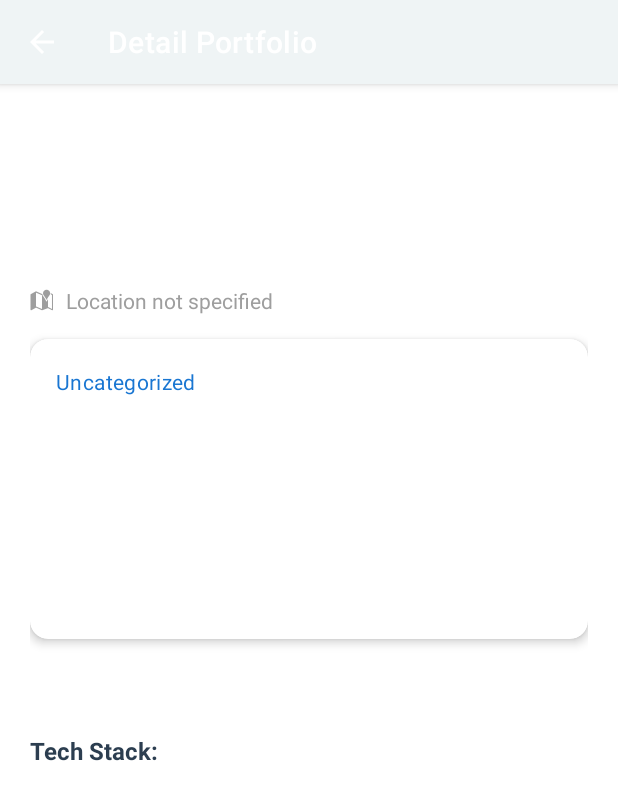
After one commit to AdityaZulkarnaen/UAS-PPPB-Kahasolusi, an Android app: the PortfolioDetailActivity screen opened directly, with no data from a screen before it, on a phone screen of 412 x 824 dp. The commit adds this screen. Shown: the top 800 px of the screen. Run offline under Robolectric (Android 15) with nearby library versions, the phone set to English and light mode, and no system bars; our stand-ins replace Firebase (no records; nobody signed in at launch, a user with empty details on screens opened directly).

Commit message:
feat: portfolio detail

```diff
--- a/app/src/main/AndroidManifest.xml
+++ b/app/src/main/AndroidManifest.xml
@@ -47,6 +47,11 @@
             android:name=".TechnologyAdminActivity"
             android:exported="false"
             android:label="Technology Admin" />
+
+        <activity
+            android:name=".PortfolioDetailActivity"
+            android:exported="false"
+            android:label="Detail Portfolio" />
     </application>
 
 </manifest>
--- /dev/null
+++ b/app/src/main/java/com/example/kahasolusi_kotlin/PortfolioDetailActivity.kt
@@ -0,0 +1,178 @@
+package com.example.kahasolusi_kotlin
+
+import android.net.Uri
+import android.os.Bundle
+import android.util.Log
+import android.view.LayoutInflater
+import android.widget.ImageView
+import android.widget.TextView
+import android.widget.Toast
+import androidx.appcompat.app.AppCompatActivity
+import androidx.lifecycle.lifecycleScope
+import com.example.kahasolusi_kotlin.data.model.Technology
+import com.example.kahasolusi_kotlin.databinding.ActivityPortfolioDetailBinding
+import com.example.kahasolusi_kotlin.firebase.FirebaseTechnologyRepository
+import kotlinx.coroutines.launch
+
+class PortfolioDetailActivity : AppCompatActivity() {
+
+    private lateinit var binding: ActivityPortfolioDetailBinding
+    private val technologyRepo = FirebaseTechnologyRepository()
+
+    override fun onCreate(savedInstanceState: Bundle?) {
+        super.onCreate(savedInstanceState)
+        binding = ActivityPortfolioDetailBinding.inflate(layoutInflater)
+        setContentView(binding.root)
+
+        // Setup ActionBar
+        supportActionBar?.setDisplayHomeAsUpEnabled(true)
+        supportActionBar?.title = "Detail Portfolio"
+
+        // Get portfolio data from intent
+        loadPortfolioData()
+    }
+
+    override fun onSupportNavigateUp(): Boolean {
+        finish()
+        return true
+    }
+
+    private fun loadPortfolioData() {
+        val portfolioId = intent.getStringExtra("portfolio_id") ?: ""
+        val portfolioJudul = intent.getStringExtra("portfolio_judul") ?: ""
+        val portfolioKategori = intent.getStringExtra("portfolio_kategori") ?: ""
+        val portfolioLokasi = intent.getStringExtra("portfolio_lokasi") ?: ""
+        val portfolioDeskripsi = intent.getStringExtra("portfolio_deskripsi") ?: ""
+        val portfolioGambar = intent.getStringExtra("portfolio_gambar") ?: ""
+        val portfolioTechStack = intent.getStringArrayListExtra("portfolio_techstack") ?: arrayListOf()
+
+        Log.d("PortfolioDetail", "=== Portfolio Detail Debug ===")
+        Log.d("PortfolioDetail", "Portfolio: $portfolioJudul")
+        Log.d("PortfolioDetail", "Tech Stack Raw: $portfolioTechStack")
+        Log.d("PortfolioDetail", "Tech Stack Size: ${portfolioTechStack.size}")
+        portfolioTechStack.forEachIndexed { index, id ->
+            Log.d("PortfolioDetail", "  [$index] = '$id' (length: ${id.length}, trimmed: '${id.trim()}')")
+        }
+
+        // Set data to views
+        binding.apply {
+            tvTitle.text = portfolioJudul
+            tvLocation.text = portfolioLokasi.ifEmpty { "Location not specified" }
+            chipCategory.text = portfolioKategori.ifEmpty { "Uncategorized" }
+            tvDescription.text = portfolioDeskripsi
+
+            // Load image
+            if (portfolioGambar.isNotEmpty()) {
+                try {
+                    val uri = Uri.parse(portfolioGambar)
+                    ivPortfolioPreview.setImageURI(uri)
+                } catch (e: Exception) {
+                    e.printStackTrace()
+                }
+            }
+        }
+
+        // Load tech stack details
+        loadTechStackDetails(portfolioTechStack)
+    }
+
+    private fun loadTechStackDetails(techStackIds: List<String>) {
+        Log.d("PortfolioDetail", "Tech Stack IDs: $techStackIds")
+
+        if (techStackIds.isEmpty()) {
+            Log.d("PortfolioDetail", "Tech stack list is empty")
+            Toast.makeText(this, "No tech stack available", Toast.LENGTH_SHORT).show()
+            return
+        }
+
+        lifecycleScope.launch {
+            var loadedCount = 0
+            techStackIds.forEach { techId ->
+                Log.d("PortfolioDetail", "Loading tech ID: $techId")
+
+                // Try to get by ID first
+                val result = technologyRepo.getTechnologyById(techId)
+                result.onSuccess { technology ->
+                    if (technology != null) {
+                        Log.d("PortfolioDetail", "Loaded tech by ID: ${technology.nama}")
+                        addTechStackBadge(technology.nama, technology.iconUri)
+                        loadedCount++
+                    } else {
+                        // Fallback: try to find by name (for old data)
+                        Log.d("PortfolioDetail", "ID not found, searching by name: $techId")
+                        findTechnologyByName(techId)?.let { tech ->
+                            Log.d("PortfolioDetail", "Found tech by name: ${tech.nama}")
+                            addTechStackBadge(tech.nama, tech.iconUri)
+                            loadedCount++
+                        } ?: run {
+                            Log.w("PortfolioDetail", "Technology not found by ID or name: $techId")
+                        }
+                    }
+                }.onFailure { e ->
+                    Log.e("PortfolioDetail", "Error loading tech $techId: ${e.message}", e)
+                    // Fallback: try to find by name
+                    findTechnologyByName(techId)?.let { tech ->
+                        Log.d("PortfolioDetail", "Found tech by name (after error): ${tech.nama}")
+                        addTechStackBadge(tech.nama, tech.iconUri)
+                        loadedCount++
+                    }
+                }
+            }
+
+            if (loadedCount == 0) {
+                Toast.makeText(this@PortfolioDetailActivity,
+                    "Failed to load tech stack details",
+                    Toast.LENGTH_SHORT).show()
+            }
+        }
+    }
+
+    private suspend fun findTechnologyByName(name: String): Technology? {
+        return try {
+            val result = technologyRepo.getAllTechnologies()
+            var foundTech: Technology? = null
+            result.onSuccess { technologies ->
+                foundTech = technologies.find {
+                    it.nama.equals(name, ignoreCase = true)
+                }
+            }
+            foundTech
+        } catch (e: Exception) {
+            Log.e("PortfolioDetail", "Error finding by name: ${e.message}", e)
+            null
+        }
+    }
+
+    private fun addTechStackBadge(techName: String, iconUri: String) {
+        Log.d("PortfolioDetail", "Adding badge: $techName with icon: $iconUri")
+
+        runOnUiThread {
+            try {
+                val badgeView = LayoutInflater.from(this)
+                    .inflate(R.layout.item_tech_stack_badge, binding.gridTechStack, false)
+
+                val techIcon = badgeView.findViewById<ImageView>(R.id.iv_tech_icon)
+                val techNameView = badgeView.findViewById<TextView>(R.id.tv_tech_name)
+
+                techNameView.text = techName
+
+                // Load icon
+                if (iconUri.isNotEmpty()) {
+                    try {
+                        techIcon.setImageURI(Uri.parse(iconUri))
+                    } catch (e: Exception) {
+                        Log.w("PortfolioDetail", "Failed to load icon: ${e.message}")
+                        techIcon.setImageResource(android.R.drawable.ic_menu_gallery)
+                    }
+                } else {
+                    techIcon.setImageResource(android.R.drawable.ic_menu_gallery)
+                }
+
+                binding.gridTechStack.addView(badgeView)
+                Log.d("PortfolioDetail", "Badge added successfully")
+            } catch (e: Exception) {
+                Log.e("PortfolioDetail", "Error adding badge: ${e.message}", e)
+            }
+        }
+    }
+}
--- /dev/null
+++ b/app/src/main/res/layout/activity_portfolio_detail.xml
@@ -0,0 +1,134 @@
+<?xml version="1.0" encoding="utf-8"?>
+<LinearLayout xmlns:android="http://schemas.android.com/apk/res/android"
+    xmlns:app="http://schemas.android.com/apk/res-auto"
+    xmlns:tools="http://schemas.android.com/tools"
+    android:layout_width="match_parent"
+    android:layout_height="match_parent"
+    android:orientation="vertical"
+    android:background="@color/white">
+
+    <androidx.core.widget.NestedScrollView
+        android:layout_width="match_parent"
+        android:layout_height="match_parent">
+
+        <LinearLayout
+            android:layout_width="match_parent"
+            android:layout_height="wrap_content"
+            android:orientation="vertical"
+            android:padding="20dp"
+            android:layout_marginTop="70dp"
+            >
+
+            <!-- Title -->
+            <TextView
+                android:id="@+id/tv_title"
+                android:layout_width="match_parent"
+                android:layout_height="wrap_content"
+                android:layout_marginBottom="12dp"
+                android:text="Aplikasi Jogja Center"
+                android:textColor="@color/text_color"
+                android:textSize="24sp"
+                android:textStyle="bold"
+                android:textAlignment="center"
+                tools:text="Aplikasi Jogja Center" />
+
+            <!-- Location -->
+            <LinearLayout
+                android:layout_width="wrap_content"
+                android:layout_height="wrap_content"
+                android:layout_marginBottom="16dp"
+                android:gravity="center_vertical"
+                android:orientation="horizontal">
+
+                <ImageView
+                    android:layout_width="16dp"
+                    android:layout_height="16dp"
+                    android:contentDescription="Location icon"
+                    android:src="@android:drawable/ic_dialog_map"
+                    app:tint="@color/hint_color" />
+
+                <TextView
+                    android:id="@+id/tv_location"
+                    android:layout_width="wrap_content"
+                    android:layout_height="wrap_content"
+                    android:layout_marginStart="8dp"
+                    android:text="DI Yogyakarta, Indonesia"
+                    android:textColor="@color/hint_color"
+                    android:textSize="14sp"
+                    tools:text="DI Yogyakarta, Indonesia" />
+
+            </LinearLayout>
+
+            <!-- Category Badge -->
+
+            <!-- Portfolio Preview Image Card -->
+
+            <androidx.cardview.widget.CardView
+                android:layout_width="match_parent"
+                android:layout_height="200dp"
+                android:layout_marginBottom="20dp"
+                app:cardCornerRadius="12dp"
+                app:cardElevation="4dp">
+
+                <ImageView
+                    android:id="@+id/iv_portfolio_preview"
+                    android:layout_width="match_parent"
+                    android:layout_height="match_parent"
+                    android:contentDescription="Portfolio preview"
+                    android:scaleType="centerCrop"
+                    tools:src="@drawable/ic_launcher_background" />
+
+                <com.google.android.material.chip.Chip
+                    android:id="@+id/chip_category"
+                    android:layout_width="wrap_content"
+                    android:layout_height="wrap_content"
+                    android:layout_marginLeft="5dp"
+                    android:layout_marginTop="5dp"
+                    android:layout_marginBottom="20dp"
+                    android:text="Pemerintahan"
+                    android:textColor="@color/primary_blue"
+                    app:chipBackgroundColor="@color/white"
+                    tools:text="Pemerintahan" />
+
+            </androidx.cardview.widget.CardView>
+
+            <!-- Description -->
+            <TextView
+                android:id="@+id/tv_description"
+                android:layout_width="match_parent"
+                android:layout_height="wrap_content"
+                android:layout_marginBottom="24dp"
+                android:lineSpacingMultiplier="1.5"
+                android:text="Lorem ipsum dolor sit amet..."
+                android:textColor="@color/text_color"
+                android:textSize="14sp"
+                tools:text="Lorem ipsum dolor sit amet, consectetur adipiscing elit. Sed do eiusmod tempor incididunt ut labore et dolore magna aliqua." />
+
+            <!-- Tech Stack Section -->
+            <TextView
+                android:layout_width="wrap_content"
+                android:layout_height="wrap_content"
+                android:layout_marginBottom="16dp"
+                android:text="Tech Stack:"
+                android:textColor="@color/text_color"
+                android:textSize="16sp"
+                android:textStyle="bold" />
+
+            <!-- Tech Stack Grid -->
+            <GridLayout
+                android:id="@+id/grid_tech_stack"
+                android:layout_width="match_parent"
+                android:layout_height="wrap_content"
+                android:layout_marginBottom="32dp"
+                android:alignmentMode="alignMargins"
+                android:columnCount="3">
+
+                <!-- Tech items will be added programmatically -->
+
+            </GridLayout>
+
+        </LinearLayout>
+
+    </androidx.core.widget.NestedScrollView>
+
+</LinearLayout>
```
Also changed, not shown: app/src/main/java/com/example/kahasolusi_kotlin/ui/dashboard/DashboardFragment.kt (+12 -6 lines), app/src/main/java/com/example/kahasolusi_kotlin/ui/home/HomeFragment.kt (+12 -5 lines), app/src/main/res/drawable/gradient_overlay.xml (added, +8 -0 lines), app/src/main/res/layout/item_tech_stack_badge.xml (added, +50 -0 lines), app/src/main/res/values/themes.xml (+7 -0 lines), 1 other file.
